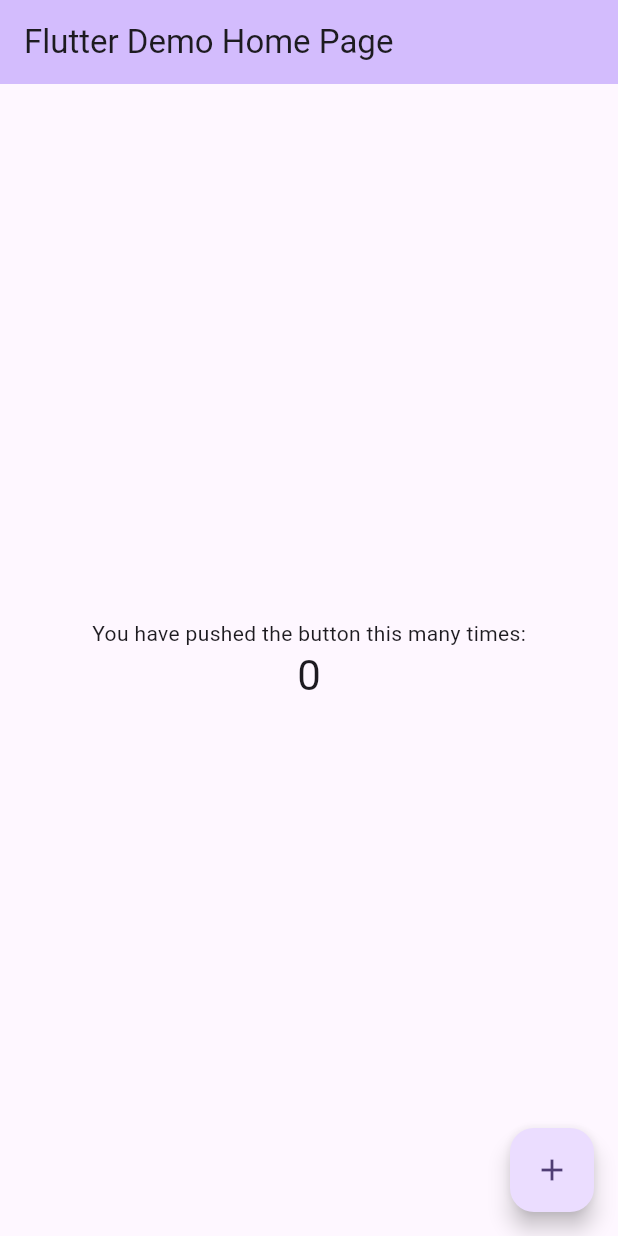
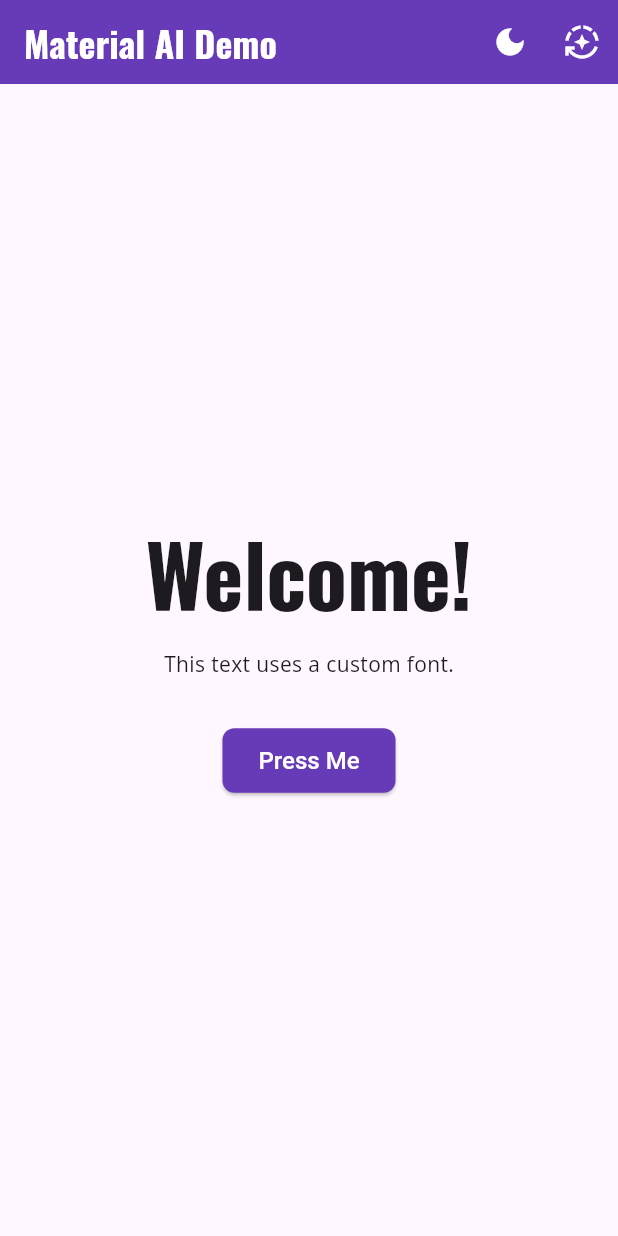
Before and after one commit to anes-hamidi/licencingQuickSalle, a Flutter app: the screen it shows after launch, on a phone screen of 412 x 824 dp. Run offline on Flutter 3.47's test engine with Material 3 defaults, Android fonts, the phone set to English and light mode, and no system bars; our stand-ins replace cloud_firestore, firebase_core, google_fonts, shared_preferences; accounts and stored records are empty.

Commit message:
licencing app

```diff
--- /dev/null
+++ b/lib/home_screen.dart
@@ -0,0 +1,42 @@
+import 'package:flutter/material.dart';
+import 'package:provider/provider.dart';
+import 'main.dart'; // Importing to access ThemeProvider
+
+class HomeScreen extends StatelessWidget {
+  const HomeScreen({super.key});
+
+  @override
+  Widget build(BuildContext context) {
+    final themeProvider = Provider.of<ThemeProvider>(context);
+
+    return Scaffold(
+      appBar: AppBar(
+        title: const Text('Material AI Demo'),
+        actions: [
+          IconButton(
+            icon: Icon(themeProvider.themeMode == ThemeMode.dark ? Icons.light_mode : Icons.dark_mode),
+            onPressed: () => themeProvider.toggleTheme(),
+            tooltip: 'Toggle Theme',
+          ),
+          IconButton(
+            icon: const Icon(Icons.auto_mode),
+            onPressed: () => themeProvider.setSystemTheme(),
+            tooltip: 'Set System Theme',
+          ),
+        ],
+      ),
+      body: Center(
+        child: Column(
+          mainAxisAlignment: MainAxisAlignment.center,
+          children: <Widget>[
+            Text('Welcome!', style: Theme.of(context).textTheme.displayLarge),
+            const SizedBox(height: 20),
+            Text('This text uses a custom font.', style: Theme.of(context).textTheme.bodyMedium),
+            const SizedBox(height: 30),
+            ElevatedButton(onPressed: () {}, child: const Text('Press Me')),
+          ],
+        ),
+      ),
+    );
+  }
+}
--- a/lib/main.dart
+++ b/lib/main.dart
@@ -1,122 +1,108 @@
 import 'package:flutter/material.dart';
+import 'package:google_fonts/google_fonts.dart';
+import 'package:provider/provider.dart';
+import 'package:firebase_core/firebase_core.dart';
+import 'firebase_options.dart';
+import 'home_screen.dart';
 
-void main() {
-  runApp(const MyApp());
+void main() async {
+  WidgetsFlutterBinding.ensureInitialized();
+  await Firebase.initializeApp(
+    options: DefaultFirebaseOptions.currentPlatform,
+  );
+  runApp(
+    ChangeNotifierProvider(
+      create: (context) => ThemeProvider(),
+      child: const MyApp(),
+    ),
+  );
+}
+
+class ThemeProvider with ChangeNotifier {
+  ThemeMode _themeMode = ThemeMode.system;
+
+  ThemeMode get themeMode => _themeMode;
+
+  void toggleTheme() {
+    _themeMode = _themeMode == ThemeMode.light ? ThemeMode.dark : ThemeMode.light;
+    notifyListeners();
+  }
+
+  void setSystemTheme() {
+    _themeMode = ThemeMode.system;
+    notifyListeners();
+  }
 }
 
 class MyApp extends StatelessWidget {
   const MyApp({super.key});
 
-  // This widget is the root of your application.
   @override
   Widget build(BuildContext context) {
-    return MaterialApp(
-      title: 'Flutter Demo',
-      theme: ThemeData(
-        // This is the theme of your application.
-        //
-        // TRY THIS: Try running your application with "flutter run". You'll see
-        // the application has a purple toolbar. Then, without quitting the app,
-        // try changing the seedColor in the colorScheme below to Colors.green
-        // and then invoke "hot reload" (save your changes or press the "hot
-        // reload" button in a Flutter-supported IDE, or press "r" if you used
-        // the command line to start the app).
-        //
-        // Notice that the counter didn't reset back to zero; the application
-        // state is not lost during the reload. To reset the state, use hot
-        // restart instead.
-        //
-        // This works for code too, not just values: Most code changes can be
-        // tested with just a hot reload.
-        colorScheme: ColorScheme.fromSeed(seedColor: Colors.deepPurple),
+    const Color primarySeedColor = Colors.deepPurple;
+
+    final TextTheme appTextTheme = TextTheme(
+      displayLarge: GoogleFonts.oswald(fontSize: 57, fontWeight: FontWeight.bold),
+      titleLarge: GoogleFonts.roboto(fontSize: 22, fontWeight: FontWeight.w500),
+      bodyMedium: GoogleFonts.openSans(fontSize: 14),
+    );
+
+    final ThemeData lightTheme = ThemeData(
+      useMaterial3: true,
+      colorScheme: ColorScheme.fromSeed(
+        seedColor: primarySeedColor,
+        brightness: Brightness.light,
       ),
-      home: const MyHomePage(title: 'Flutter Demo Home Page'),
+      textTheme: appTextTheme,
+      appBarTheme: AppBarTheme(
+        backgroundColor: primarySeedColor,
+        foregroundColor: Colors.white,
+        titleTextStyle: GoogleFonts.oswald(fontSize: 24, fontWeight: FontWeight.bold),
+      ),
+      elevatedButtonTheme: ElevatedButtonThemeData(
+        style: ElevatedButton.styleFrom(
+          foregroundColor: Colors.white,
+          backgroundColor: primarySeedColor,
+          shape: RoundedRectangleBorder(borderRadius: BorderRadius.circular(8)),
+          padding: const EdgeInsets.symmetric(horizontal: 24, vertical: 12),
+          textStyle: GoogleFonts.roboto(fontSize: 16, fontWeight: FontWeight.w500),
+        ),
+      ),
+    );
+
+    final ThemeData darkTheme = ThemeData(
+      useMaterial3: true,
+      colorScheme: ColorScheme.fromSeed(
+        seedColor: primarySeedColor,
+        brightness: Brightness.dark,
+      ),
+      textTheme: appTextTheme,
+      appBarTheme: AppBarTheme(
+        backgroundColor: Colors.grey[900],
+        foregroundColor: Colors.white,
+        titleTextStyle: GoogleFonts.oswald(fontSize: 24, fontWeight: FontWeight.bold),
+      ),
+      elevatedButtonTheme: ElevatedButtonThemeData(
+        style: ElevatedButton.styleFrom(
+          foregroundColor: Colors.black,
+          backgroundColor: primarySeedColor,
+          shape: RoundedRectangleBorder(borderRadius: BorderRadius.circular(8)),
+          padding: const EdgeInsets.symmetric(horizontal: 24, vertical: 12),
+          textStyle: GoogleFonts.roboto(fontSize: 16, fontWeight: FontWeight.w500),
+        ),
+      ),
+    );
+
+    return Consumer<ThemeProvider>(
+      builder: (context, themeProvider, child) {
+        return MaterialApp(
+          title: 'Flutter Material AI App',
+          theme: lightTheme,
+          darkTheme: darkTheme,
+          themeMode: themeProvider.themeMode,
+          home: const HomeScreen(),
+        );
+      },
     );
   }
 }
-
-class MyHomePage extends StatefulWidget {
-  const MyHomePage({super.key, required this.title});
-
-  // This widget is the home page of your application. It is stateful, meaning
-  // that it has a State object (defined below) that contains fields that affect
-  // how it looks.
-
-  // This class is the configuration for the state. It holds the values (in this
-  // case the title) provided by the parent (in this case the App widget) and
-  // used by the build method of the State. Fields in a Widget subclass are
-  // always marked "final".
-
-  final String title;
-
-  @override
-  State<MyHomePage> createState() => _MyHomePageState();
-}
-
-class _MyHomePageState extends State<MyHomePage> {
-  int _counter = 0;
-
-  void _incrementCounter() {
-    setState(() {
-      // This call to setState tells the Flutter framework that something has
-      // changed in this State, which causes it to rerun the build method below
-      // so that the display can reflect the updated values. If we changed
-      // _counter without calling setState(), then the build method would not be
-      // called again, and so nothing would appear to happen.
-      _counter++;
-    });
-  }
-
-  @override
-  Widget build(BuildContext context) {
-    // This method is rerun every time setState is called, for instance as done
-    // by the _incrementCounter method above.
-    //
-    // The Flutter framework has been optimized to make rerunning build methods
-    // fast, so that you can just rebuild anything that needs updating rather
-    // than having to individually change instances of widgets.
-    return Scaffold(
-      appBar: AppBar(
-        // TRY THIS: Try changing the color here to a specific color (to
-        // Colors.amber, perhaps?) and trigger a hot reload to see the AppBar
-        // change color while the other colors stay the same.
-        backgroundColor: Theme.of(context).colorScheme.inversePrimary,
-        // Here we take the value from the MyHomePage object that was created by
-        // the App.build method, and use it to set our appbar title.
-        title: Text(widget.title),
-      ),
-      body: Center(
-        // Center is a layout widget. It takes a single child and positions it
-        // in the middle of the parent.
-        child: Column(
-          // Column is also a layout widget. It takes a list of children and
-          // arranges them vertically. By default, it sizes itself to fit its
-          // children horizontally, and tries to be as tall as its parent.
-          //
-          // Column has various properties to control how it sizes itself and
-          // how it positions its children. Here we use mainAxisAlignment to
-          // center the children vertically; the main axis here is the vertical
-          // axis because Columns are vertical (the cross axis would be
-          // horizontal).
-          //
-          // TRY THIS: Invoke "debug painting" (choose the "Toggle Debug Paint"
-          // action in the IDE, or press "p" in the console), to see the
-          // wireframe for each widget.
-          mainAxisAlignment: MainAxisAlignment.center,
-          children: <Widget>[
-            const Text('You have pushed the button this many times:'),
-            Text(
-              '$_counter',
-              style: Theme.of(context).textTheme.headlineMedium,
-            ),
-          ],
-        ),
-      ),
-      floatingActionButton: FloatingActionButton(
-        onPressed: _incrementCounter,
-        tooltip: 'Increment',
-        child: const Icon(Icons.add),
-      ), // This trailing comma makes auto-formatting nicer for build methods.
-    );
-  }
-}
--- a/pubspec.yaml
+++ b/pubspec.yaml
@@ -34,6 +34,11 @@ dependencies:
   # The following adds the Cupertino Icons font to your application.
   # Use with the CupertinoIcons class for iOS style icons.
   cupertino_icons: ^1.0.8
+  firebase_core: ^4.1.1
+  shared_preferences: ^2.5.3
+  cloud_firestore: ^6.0.2
+  provider: ^6.1.5+1
+  google_fonts: ^6.3.2
 
 dev_dependencies:
   flutter_test:
```
Also changed, not shown: lib/licence_generatorScreen.dart (added, +304 -0 lines), lib/licence_service.dart (added, +95 -0 lines), lib/license.dart (added, +80 -0 lines), firebase.json (added), lib/firebase_options.dart (added), pubspec.lock, 5 other files.
